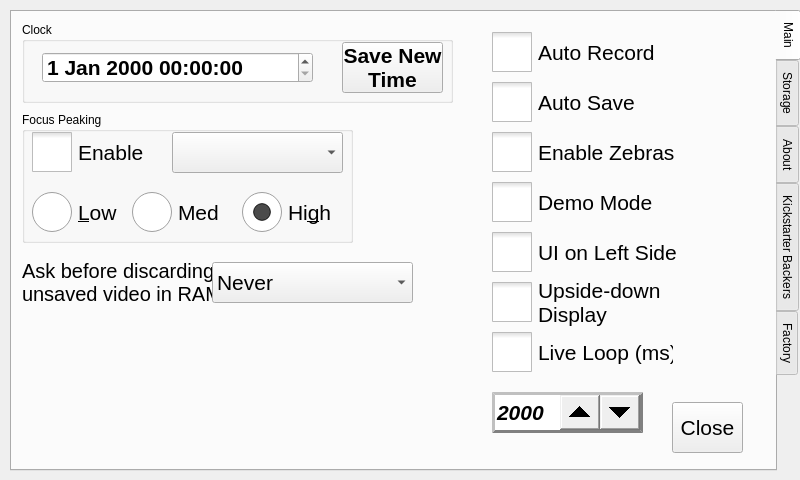
Old version of the form src/utilwindow.ui in the repository krontech/chronos-cam-app.
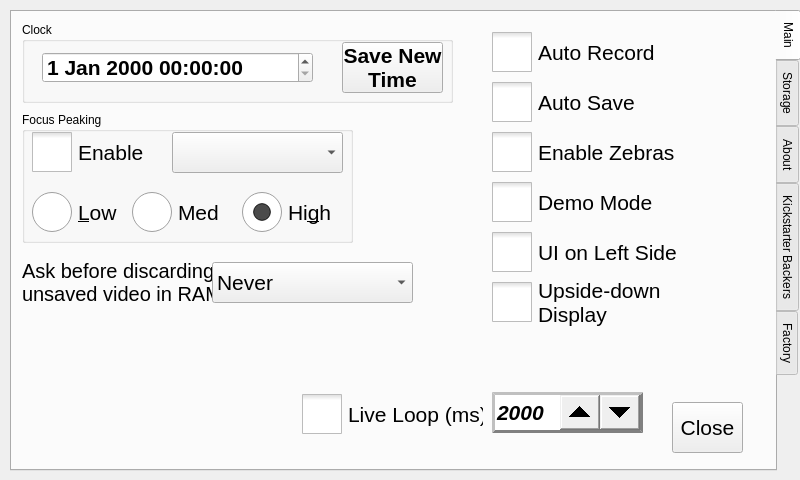
New version of the form. Custom widgets are drawn as their Qt base class.

Patch:
```diff
--- a/src/utilwindow.ui
+++ b/src/utilwindow.ui
@@ -461,8 +461,8 @@
     <widget class="QCheckBox" name="chkLiveLoop">
      <property name="geometry">
       <rect>
-       <x>480</x>
-       <y>310</y>
+       <x>290</x>
+       <y>372</y>
        <width>181</width>
        <height>61</height>
       </rect>
```
